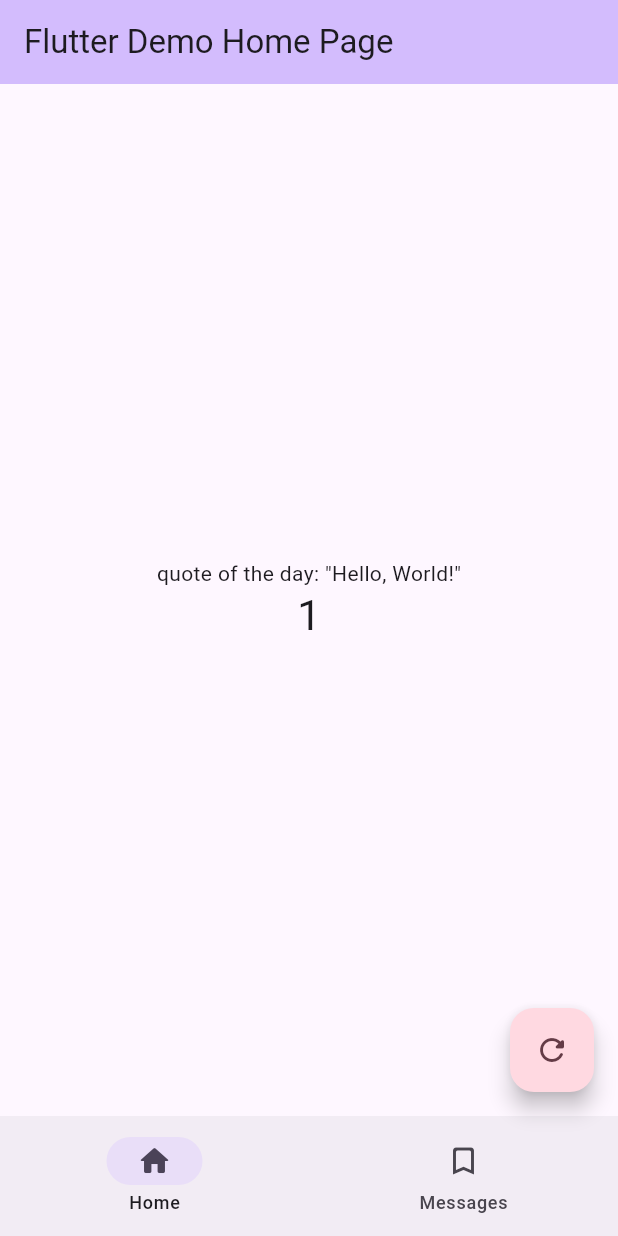
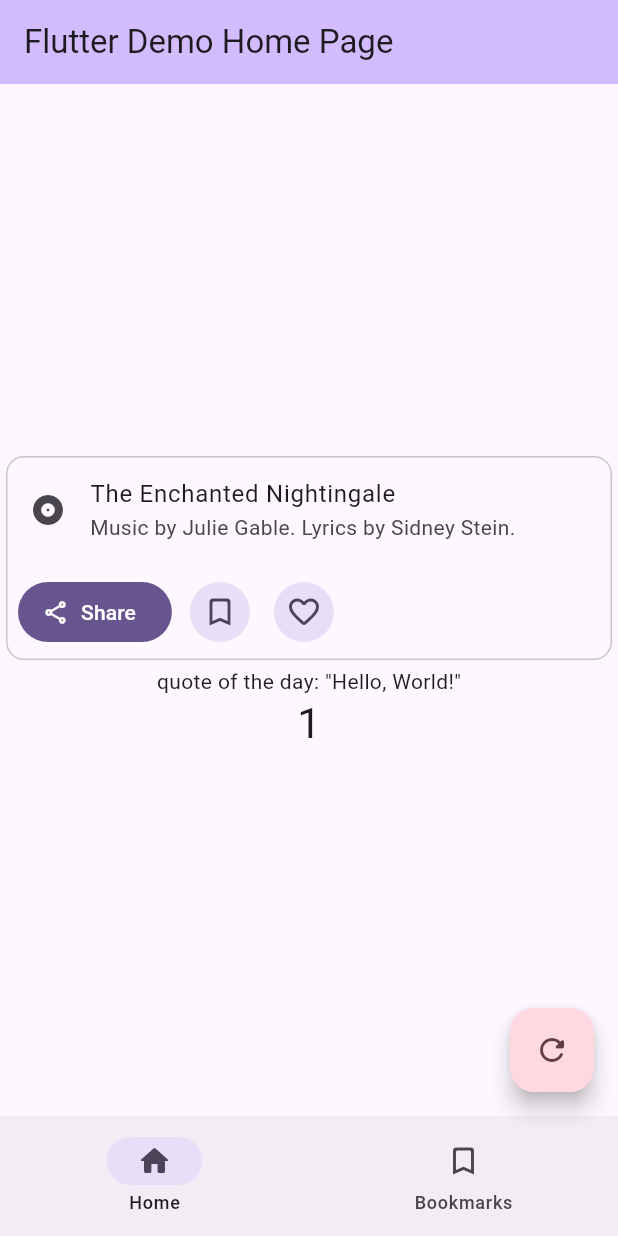
Before and after one commit to SandeepReddy0805/quote_of_the_day, a Flutter app: the screen it shows after launch, on a phone screen of 412 x 824 dp. Run offline on Flutter 3.47's test engine with Material 3 defaults, Android fonts, the phone set to English and light mode, and no system bars; drawn by our look-alikes of dynamic_color.

```diff
--- a/lib/main.dart
+++ b/lib/main.dart
@@ -1,5 +1,5 @@
 import 'package:flutter/material.dart';
-import 'package:dynamic_color/dynamic_color.dart';
+// import 'package:dynamic_color/dynamic_color.dart';
 
 void main() {
   runApp(const MyApp());
@@ -78,8 +78,6 @@ class _MyHomePageState extends State<MyHomePage> {
     // The Flutter framework has been optimized to make rerunning build methods
     // fast, so that you can just rebuild anything that needs updating rather
     // than having to individually change instances of widgets.
-    return DynamicColorBuilder(
-      builder: (ColorScheme? lightDynamic, ColorScheme? darkDynamic) {
     return Scaffold(
       appBar: AppBar(
         // TRY THIS: Try changing the color here to a specific color (to
@@ -109,6 +107,38 @@ class _MyHomePageState extends State<MyHomePage> {
           // wireframe for each widget.
           mainAxisAlignment: MainAxisAlignment.center,
           children: <Widget>[
+            Card.outlined(
+              child: Column(
+                children: <Widget>[
+                  const ListTile(
+                    leading: Icon(Icons.album),
+                    title: Text('The Enchanted Nightingale'),
+                    subtitle:
+                        Text('Music by Julie Gable. Lyrics by Sidney Stein.'),
+                  ),
+                  ButtonBar(
+                    alignment: MainAxisAlignment.start,
+                    children: <Widget>[
+                      FilledButton.icon(
+                        onPressed: () {},
+                        icon: const Icon(Icons.share_outlined),
+                        label: const Text('Share'),
+                      ),
+                      IconButton.filledTonal(
+                        onPressed: () {
+                          // implemet
+                        },
+                        icon: const Icon(Icons.bookmark_border_rounded),
+                      ),
+                      IconButton.filledTonal(
+                        onPressed: () {},
+                        icon: const Icon(Icons.favorite_border_rounded),
+                      )
+                    ],
+                  ),
+                ],
+              ),
+            ),
             const Text(
               'quote of the day: "Hello, World!"',
             ),
@@ -159,13 +189,11 @@ class _MyHomePageState extends State<MyHomePage> {
               //   label: Text('2'),
               //   child: Icon(Icons.bookmark_border_rounded),
               // ),
-                  label: 'Messages',
+              label: 'Bookmarks',
             ),
           ],
         ),
       ),
     );
-      },
-    );
   }
 }
```
Also changed, not shown: lib/samp.dart (+39 -39 lines). Lines whose indentation alone changed are shown as unchanged.
